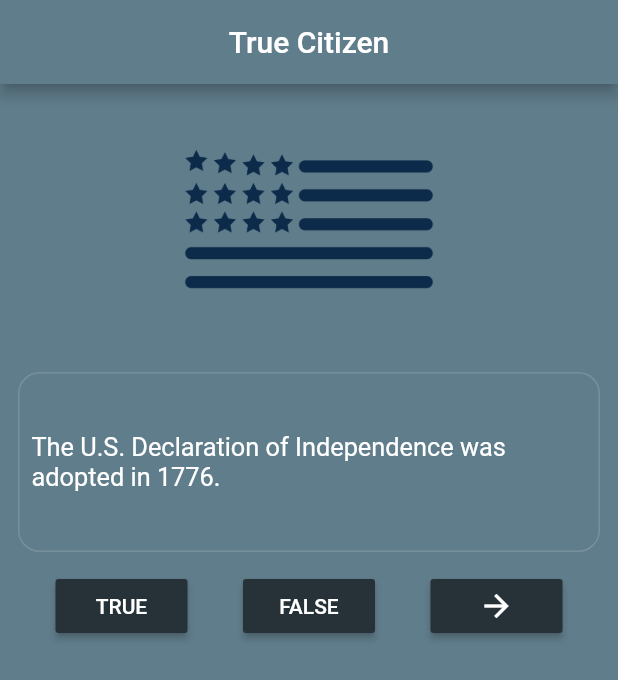
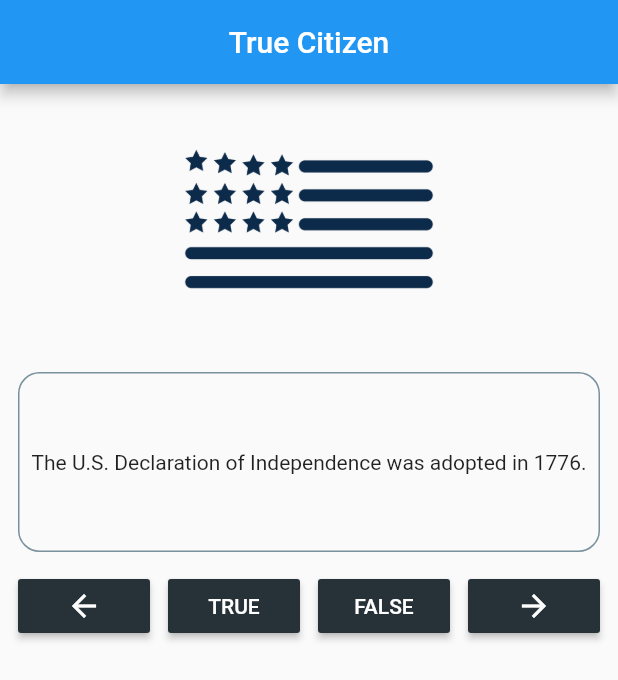
Before and after one commit to purgatory13/Flutter_Projects, a Flutter app: the screen it shows after launch, on a phone screen of 412 x 824 dp. Shown: the top 680 px of the screen. Run offline on Flutter 3.47's test engine with Material 2 defaults, Android fonts, the light colour scheme and no system bars.

Commit message:
Updated Quiz working

```diff
--- a/lib/ui/home.dart
+++ b/lib/ui/home.dart
@@ -8,23 +8,33 @@ class QuizApp extends StatefulWidget {
 }
 
 class _QuizAppState extends State<QuizApp> {
-
   int _currentQuestionIndex = 0;
 
   List questionBank = [
-    Question.name("The U.S. Declaration of Independence was adopted in 1776.", true),
-    Question.name("The Supreme law of the land is the Constitution", true),
-    Question.name("Two rights in the Declaration of Independence are:"
-        " \n Life "
-        " \n Pursuit of happiness. "
-        , true),
-    Question.name("The U.S. Constitution has 26 Amendments.", false),
-    Question.name("Freedom of religion means:\nYou can practice any religion, "
-        "or not practice a religion.", true),
-    Question.name("Journalist is one branch or part of the government", false),
-
-    //"The U.S. Declaration of Independence was adopted in 1776.",
-    //"Second Independence was adopted in 1776."
+    Question.name(
+        "The U.S. Declaration of Independence was adopted in 1776.", true),
+    Question.name("The Supreme law of the land is the Constitution.", true),
+    Question.name(
+        "The two rights in the Declaration of Independence are:"
+            "  \n Life  "
+            "  \n Pursuit of happiness.",
+        true),
+    Question.name("The (U.S.) Constitution has 26 Amendments.", false),
+    Question.name(
+        "Freedom of religion means:\nYou can practice any religion, "
+            "or not practice a religion.",
+        true),
+    Question.name("Journalist is one branch or part of the government.", false),
+    Question.name("The Congress does not make federal laws.", false),
+    Question.name("There are 100 U.S. Senators.", true),
+    Question.name("We elect a U.S. Senator for 4 years.", false), //6
+    Question.name("We elect a U.S. Representative for 2 years", true),
+    Question.name(
+        "A U.S. Senator represents all people of the United States", false),
+    Question.name("We vote for President in January.", false),
+    Question.name("Who vetoes bills is the President.", true),
+    Question.name("The Constitution was written in 1787.", true),
+    Question.name('George Bush is the \ " Father of Our Country " \.', false)
   ];
 
   @override
@@ -33,17 +43,24 @@ class _QuizAppState extends State<QuizApp> {
       appBar: AppBar(
         title: Text("True Citizen"),
         centerTitle: true,
-        backgroundColor: Colors.blueGrey,
+        // backgroundColor: Colors.blueGrey,
       ),
-      backgroundColor: Colors.blueGrey,
-      body: Container(
+
+      // backgroundColor: Colors.blueGrey,
+
+      // We use [Builder] here to use a [context] that is a descendant of [Scaffold]
+      //or else [Scaffold.of] will return null
+      body: Builder(
+        builder: (BuildContext context) => Container(
           child: Column(
             mainAxisAlignment: MainAxisAlignment.center,
             children: <Widget>[
               Center(
-        child:
-            Image.asset("images/flag.png",
-              width: 250, height: 180,),
+                child: Image.asset(
+                  "images/flag.png",
+                  width: 250,
+                  height: 180,
+                ),
               ),
               Padding(
                 padding: const EdgeInsets.all(12.0),
@@ -52,60 +69,101 @@ class _QuizAppState extends State<QuizApp> {
                       color: Colors.transparent,
                       borderRadius: BorderRadius.circular(14.4),
                       border: Border.all(
-                    color: Colors.blueGrey.shade400, style: BorderStyle.solid
-                  )
+                          color: Colors.blueGrey.shade400,
+                          style: BorderStyle.solid)),
+                  height: 120.0,
+                  child: Center(
+                      child: Padding(
+                        padding: const EdgeInsets.all(8.0),
+                        child: Text(
+                          questionBank[_currentQuestionIndex].questionText,
+//                      style: TextStyle(fontSize: 16.9,
+//                          color: Colors.white),
                         ),
-                height: 120.0,
-                  child: Center(child: Padding(
-                    padding: const EdgeInsets.all(8.0),
-                    child: Text(questionBank[_currentQuestionIndex].questionText, style: TextStyle(
-                      fontSize: 16.9,
-                      color: Colors.white
-                    ),),
                       )),
                 ),
               ),
               Row(
                 mainAxisAlignment: MainAxisAlignment.spaceEvenly,
                 children: <Widget>[
-                RaisedButton(onPressed: () => _checkAnswer(true),
+                  RaisedButton(
+                    onPressed: () => _prevQuestion(),
                     color: Colors.blueGrey.shade900,
-                child: Text("TRUE", style: TextStyle(color: Colors.white),),),
-
-                RaisedButton(onPressed: () => _checkAnswer(false),
+                    child: Icon(
+                      Icons.arrow_back,
+                      color: Colors.white,
+                    ),
+                  ),
+                  RaisedButton(
+                    onPressed: () => _checkAnswer(true, context),
                     color: Colors.blueGrey.shade900,
-                    child: Text("FALSE", style: TextStyle(color: Colors.white),),),
-
-                RaisedButton(onPressed: () => _nextQuestion(),
+                    child: Text(
+                      "TRUE",
+                      style: TextStyle(color: Colors.white),
+                    ),
+                  ),
+                  RaisedButton(
+                    onPressed: () => _checkAnswer(false, context),
                     color: Colors.blueGrey.shade900,
-                  child: Icon(Icons.arrow_forward, color: Colors.white,),)
+                    child: Text(
+                      "FALSE",
+                      style: TextStyle(color: Colors.white),
+                    ),
+                  ),
+                  RaisedButton(
+                    onPressed: () => _nextQuestion(),
+                    color: Colors.blueGrey.shade900,
+                    child: Icon(
+                      Icons.arrow_forward,
+                      color: Colors.white,
+                    ),
+                  )
                 ],
               ),
               Spacer(),
             ],
-
-        )
-      )
+          ),
+        ),
+      ),
     );
   }
 
-  _checkAnswer( bool userChoice) {
-    if (userChoice == questionBank[_currentQuestionIndex].isCorrect){
-      //correct
-      debugPrint("Yes Correct!");
-    }else {
-      debugPrint("Incorrect");
+  _prevQuestion() {
+    setState(() {
+      _currentQuestionIndex = (_currentQuestionIndex - 1) % questionBank.length;
+      debugPrint("Index: $_currentQuestionIndex");
+    });
   }
 
+  _checkAnswer(bool userChoice, BuildContext context) {
+    if (userChoice == questionBank[_currentQuestionIndex].isCorrect) {
+      //correct answer
+      final snackbar = SnackBar(
+          backgroundColor: Colors.green,
+          duration: Duration(milliseconds: 500),
+          content: Text("Correct!"));
+      Scaffold.of(context).showSnackBar(snackbar);
+      _updateQuestion();
+    } else {
+      debugPrint("Incorrect!");
+      final snackbar = SnackBar(
+          backgroundColor: Colors.redAccent,
+          duration: Duration(milliseconds: 500),
+          content: Text("Incorrect!"));
+      Scaffold.of(context).showSnackBar(snackbar);
+
+      _updateQuestion();
     }
-  _nextQuestion() {
+  }
+
+  _updateQuestion() {
     setState(() {
-      /*does not stop looping
-      _currentQuestionIndex++;*/
       _currentQuestionIndex = (_currentQuestionIndex + 1) % questionBank.length;
     });
+  }
 
-
+  _nextQuestion() {
+    _updateQuestion();
   }
 }
 
```
Lines whose indentation alone changed are shown as unchanged.
